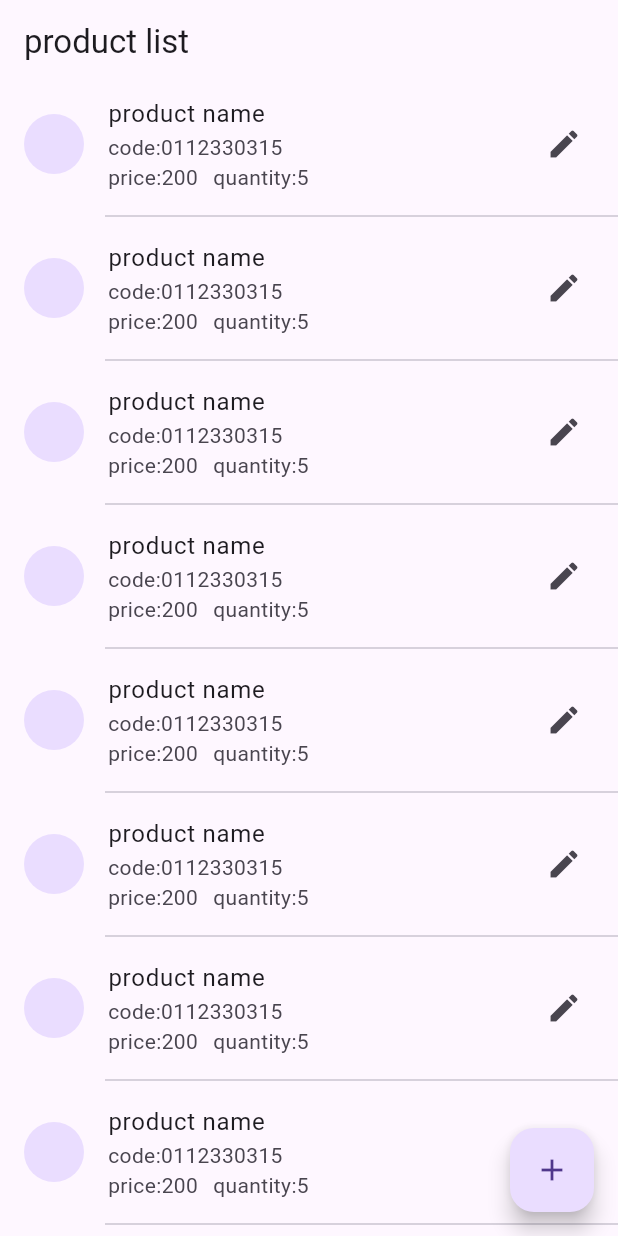
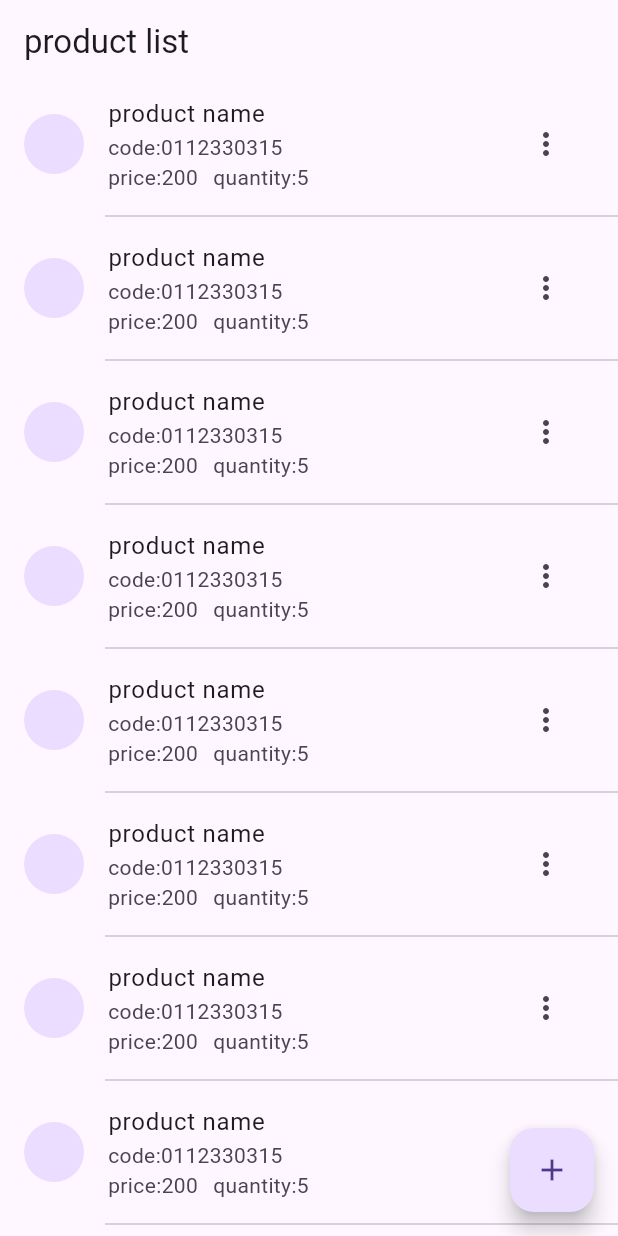
Before and after one commit to MIR-RIAZUL/crud_api_project, a Flutter app: the screen it shows after launch, on a phone screen of 412 x 824 dp. Run offline on Flutter 3.47's test engine with Material 3 defaults, Android fonts, the phone set to English and light mode, and no system bars.

Commit message:
refactor home screen to use product item widget and update navigation

```diff
--- a/lib/screen/home_scren.dart
+++ b/lib/screen/home_scren.dart
@@ -1,5 +1,6 @@
 import 'package:flutter/material.dart';
 
+import '../widgets/product_Item.dart';
 import 'add_new_product.dart';
 
 class homeScreen extends StatefulWidget {
@@ -17,21 +18,7 @@ class _homeScreenState extends State<homeScreen> {
       body: ListView.separated(
         itemCount: 10,
         itemBuilder: (context, index) {
-          return ListTile(
-            leading: CircleAvatar(),
-            title: Text("product name"),
-            subtitle: Column(
-              crossAxisAlignment: CrossAxisAlignment.start,
-              children: [
-                Text("code:0112330315"),
-                Row(
-                  spacing: 10,
-                  children: [Text("price:200"), Text("quantity:5")],
-                ),
-              ],
-            ),
-            trailing: Icon(Icons.edit),
-          );
+          return product_Item();
         },
         separatorBuilder: (BuildContext context, int index) {
           return Divider(indent: 70);
@@ -41,7 +28,7 @@ class _homeScreenState extends State<homeScreen> {
         onPressed: () {
           Navigator.push(
             context,
-            MaterialPageRoute(builder: (context) => AddNewProduct()),
+            MaterialPageRoute(builder: (context) => addNewProduct()),
           );
         },
         child: Icon(Icons.add),
```
Also changed, not shown: 1 other file.
